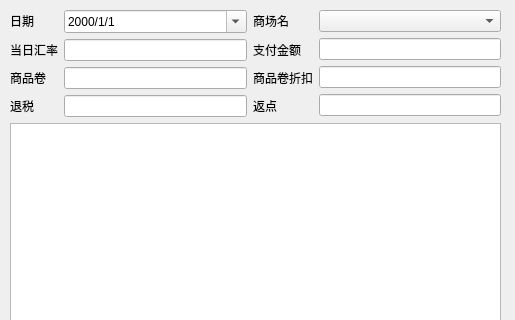
Qt form goodsimportdialog.ui (cryring/myorder) before a commit; both pictures show x 0 to 515 and y 0 to 320 of the 515 by 589 pixel window.
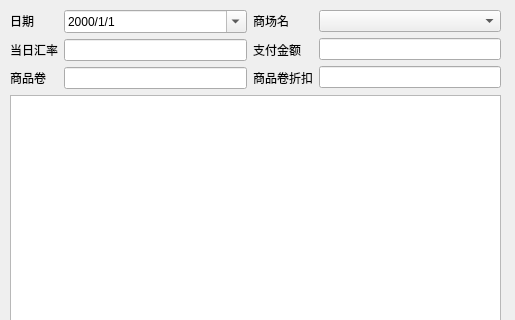
The same form after that commit.

The edit to the form file:
```diff
--- a/goodsimportdialog.ui
+++ b/goodsimportdialog.ui
@@ -13,7 +13,7 @@
   <property name="windowTitle">
    <string/>
   </property>
-  <widget class="QWidget" name="">
+  <widget class="QWidget" name="layoutWidget">
    <property name="geometry">
     <rect>
      <x>10</x>
@@ -48,13 +48,6 @@
           </property>
          </widget>
         </item>
-        <item>
-         <widget class="QLabel" name="label_11">
-          <property name="text">
-           <string>退税</string>
-          </property>
-         </widget>
-        </item>
        </layout>
       </item>
       <item>
@@ -97,9 +90,6 @@
         <item>
          <widget class="QLineEdit" name="couponEdit"/>
         </item>
-        <item>
-         <widget class="QLineEdit" name="taxFreeEdit"/>
-        </item>
        </layout>
       </item>
       <item>
@@ -125,13 +115,6 @@
           </property>
          </widget>
         </item>
-        <item>
-         <widget class="QLabel" name="label_4">
-          <property name="text">
-           <string>返点</string>
-          </property>
-         </widget>
-        </item>
        </layout>
       </item>
       <item>
@@ -149,9 +132,6 @@
         <item>
          <widget class="QLineEdit" name="couponDiscountEdit"/>
         </item>
-        <item>
-         <widget class="QLineEdit" name="rebateEdit"/>
-        </item>
        </layout>
       </item>
      </layout>
```
Left out of the diff: 2 changed lines with no effect on the pictures.
